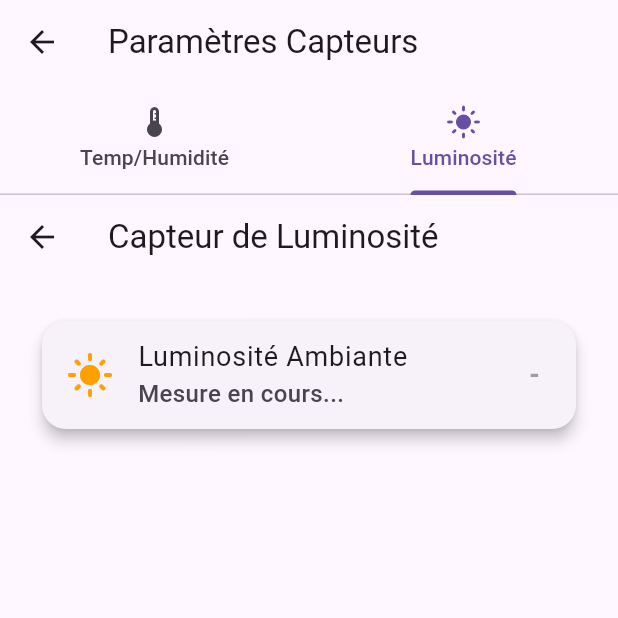
After one commit to haade-administrator/haade_panel_s504, a Flutter app: the ParameterInformationPage screen opened directly, tab 2 chosen, on a phone screen of 412 x 824 dp, the top half of it. The commit adds this screen. Run offline on Flutter 3.47's test engine with Material 3 defaults, Android fonts, the phone set to English and light mode, and no system bars; our stand-ins replace flutter_colorpicker, shared_preferences; missing offline and left inert: mqtt_client; accounts and stored records are empty; statements that could not run were skipped.

Commit message:
update lux gestion

```diff
--- a/lib/main.dart
+++ b/lib/main.dart
@@ -5,6 +5,7 @@ import 'package:mqtt_hatab/services/sensor_service.dart';
 import 'package:mqtt_hatab/services/led_service.dart';
 import 'package:mqtt_hatab/services/switch_service.dart';
 import 'package:mqtt_hatab/services/io_service.dart';
+import 'package:mqtt_hatab/services/light_service.dart';
 
 
 Future<void> main() async {
@@ -16,6 +17,8 @@ Future<void> main() async {
   LedService().initialize();
   SwitchService.instance.initialize();
   IoService.instance.initialize();
+  LightService.instance.startSensor();
+  LightService.instance.publishDiscoveryConfig();
   // IoOutputService.instance.setHigh(1); si tu veux forcer une sortie
   runApp(const MyApp());
 }
--- a/lib/pages/led_control_page.dart
+++ b/lib/pages/led_control_page.dart
@@ -1,7 +1,6 @@
 import 'package:flutter/material.dart';
 import 'package:flutter_colorpicker/flutter_colorpicker.dart';
 import 'package:mqtt_hatab/services/led_service.dart';
-import 'package:mqtt_hatab/services/sensor_service.dart';
 
 class LedControlPage extends StatefulWidget {
   const LedControlPage({super.key});
@@ -12,13 +11,11 @@ class LedControlPage extends StatefulWidget {
 
 class _LedControlPageState extends State<LedControlPage> {
   final LedService _ledService = LedService();
-  final SensorService _sensorService = SensorService();
 
   @override
   void initState() {
     super.initState();
     _ledService.initialize();
-    _sensorService.initialize();
   }
 
   @override
@@ -36,8 +33,6 @@ class _LedControlPageState extends State<LedControlPage> {
         child: Column(
           crossAxisAlignment: CrossAxisAlignment.start,
           children: [
-            Text('Température : ${_sensorService.temperature.value.toStringAsFixed(1)} °C'),
-            Text('Humidité : ${_sensorService.humidity.value.toStringAsFixed(1)} %'),
             const SizedBox(height: 20),
 
             Text('Couleur des LEDs', style: Theme.of(context).textTheme.titleLarge),
--- /dev/null
+++ b/lib/pages/parameter_information.dart
@@ -0,0 +1,31 @@
+import 'package:flutter/material.dart';
+import 'package:mqtt_hatab/pages/sensors/light_sensor_page.dart';
+import 'package:mqtt_hatab/pages/sensors/sensor_reader_page.dart';
+
+class ParameterInformationPage extends StatelessWidget {
+  const ParameterInformationPage({super.key});
+
+  @override
+  Widget build(BuildContext context) {
+    return DefaultTabController(
+      length: 2,
+      child: Scaffold(
+        appBar: AppBar(
+          title: const Text('Paramètres Capteurs'),
+          bottom: const TabBar(
+            tabs: [
+              Tab(text: 'Temp/Humidité', icon: Icon(Icons.thermostat)),
+              Tab(text: 'Luminosité', icon: Icon(Icons.light_mode)),
+            ],
+          ),
+        ),
+        body: const TabBarView(
+          children: [
+            SensorReaderPage(),
+            LightSensorPage(),
+          ],
+        ),
+      ),
+    );
+  }
+}
--- /dev/null
+++ b/lib/pages/sensors/light_sensor_page.dart
@@ -0,0 +1,99 @@
+import 'package:flutter/material.dart';
+import 'package:mqtt_hatab/services/light_service.dart';
+
+class LightSensorPage extends StatefulWidget {
+  const LightSensorPage({super.key});
+
+  @override
+  State<LightSensorPage> createState() => _LightSensorPageState();
+}
+
+class _LightSensorPageState extends State<LightSensorPage> {
+  double _threshold = 50.0; // tu peux garder si besoin en interne
+
+  String _getLightDescription(double lux) {
+    if (lux < 0) {
+      return "Valeur invalide";
+    } else if (lux < 320) {
+      return "Sombre";
+    } else if (lux < 640) {
+      return "Lumière légère";
+    } else if (lux < 1280) {
+      return "Lumière modérée";
+    } else if (lux < 2560) {
+      return "Lumière forte";
+    } else {
+      return "Très forte luminosité";
+    }
+  }
+
+  @override
+  void initState() {
+    super.initState();
+    LightService.instance.setThreshold(_threshold);
+    LightService.instance.startSensor();
+    LightService.instance.publishDiscoveryConfig();
+  }
+
+  @override
+  void dispose() {
+    LightService.instance.stopSensor();
+    super.dispose();
+  }
+
+Widget _buildLuxCard() {
+  return Card(
+    elevation: 4,
+    shape: RoundedRectangleBorder(borderRadius: BorderRadius.circular(16)),
+    child: ValueListenableBuilder<double>(
+      valueListenable: LightService.instance.luxNotifier,
+      builder: (context, lux, _) {
+        final hasValidLux = lux > 0;
+        final description = hasValidLux ? _getLightDescription(lux) : "Mesure en cours...";
+
+        return ListTile(
+          leading: Icon(
+            Icons.light_mode,
+            color: Colors.amber.shade700,
+            size: 32,
+          ),
+          title: const Text(
+            'Luminosité Ambiante',
+            style: TextStyle(fontSize: 18),
+          ),
+          subtitle: Text(
+            description,
+            style: const TextStyle(fontSize: 16, fontWeight: FontWeight.w500),
+          ),
+          trailing: Text(
+            hasValidLux ? '${lux.toStringAsFixed(1)} lx' : '-',
+            style: TextStyle(
+              fontSize: 18,
+              fontWeight: FontWeight.bold,
+              color: hasValidLux && lux > _threshold ? Colors.green : Colors.grey,
+            ),
+          ),
+        );
+      },
+    ),
+  );
+}
+
+
+  @override
+  Widget build(BuildContext context) {
+    return Scaffold(
+      appBar: AppBar(title: const Text('Capteur de Luminosité')),
+      body: Padding(
+        padding: const EdgeInsets.all(24.0),
+        child: Column(
+          children: [
+            _buildLuxCard(),
+            const SizedBox(height: 20),
+            // Plus de slider ni texte ici
+          ],
+        ),
+      ),
+    );
+  }
+}
--- a/lib/pages/sensor_reader_page.dart
+++ b/lib/pages/sensors/sensor_reader_page.dart
@@ -25,10 +25,6 @@ class SensorReaderPage extends StatelessWidget {
             },
           ),
         ),
-      ),
-      floatingActionButton: FloatingActionButton(
-        onPressed: () => sensorService.readSensors(),
-        child: const Icon(Icons.refresh),
       ),
     );
   }
```
Also changed, not shown: lib/pages/home_page.dart (+9 -9 lines), lib/services/light_service.dart (added, +80 -0 lines), 6 other files.
